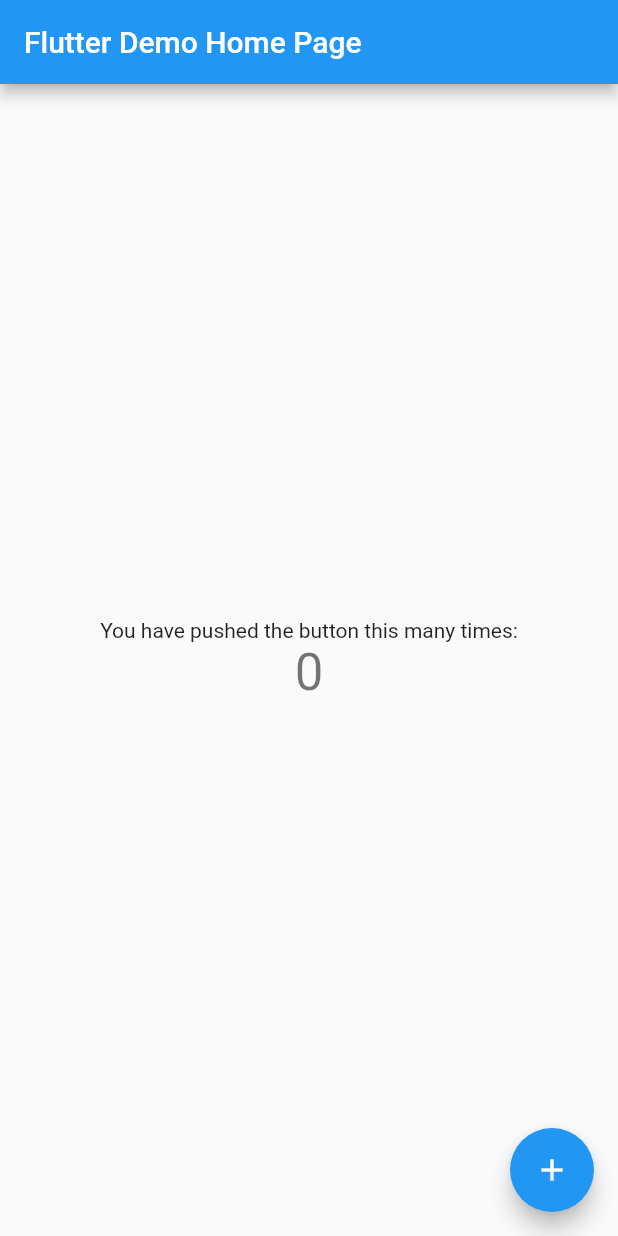
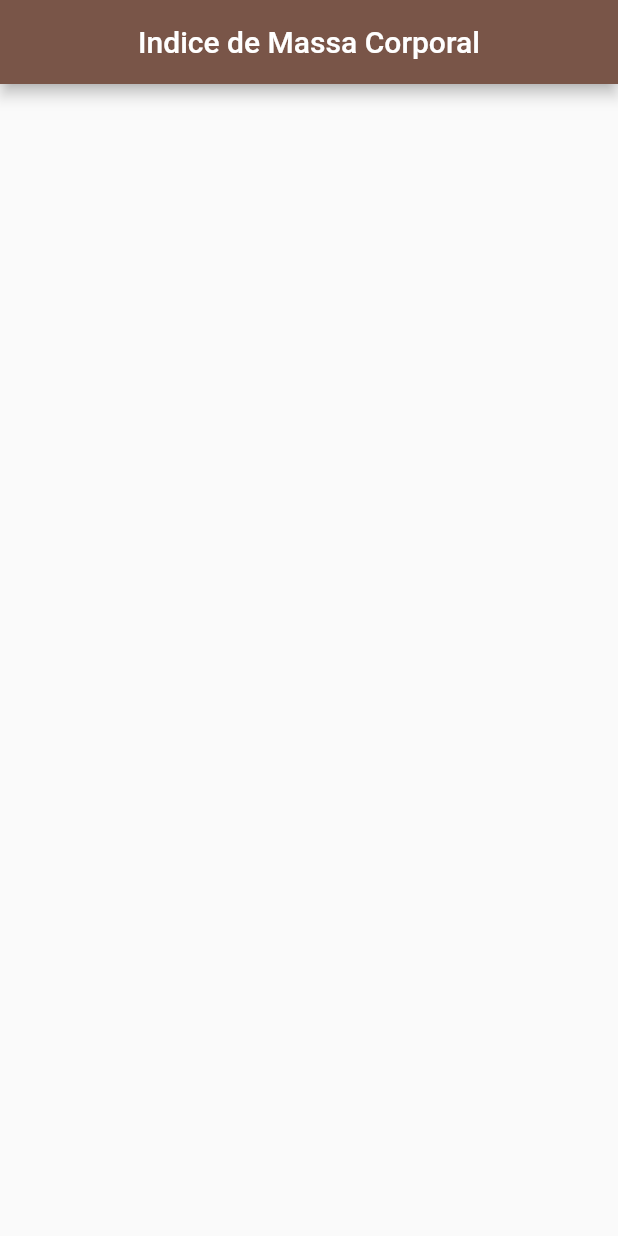
Before and after one commit to TomasMufume/imc, a Flutter app: the screen it shows after launch, on a phone screen of 412 x 824 dp. Run offline on Flutter 3.47's test engine with Material 2 defaults, Android fonts, the phone set to English and light mode, and no system bars.

Commit message:
segundo commit

```diff
--- a/lib/main.dart
+++ b/lib/main.dart
@@ -1,117 +1,25 @@
 import 'package:flutter/material.dart';
+void main(){
+  runApp(MaterialApp(
+    debugShowCheckedModeBanner: false,
+    home: Home(),
 
-void main() {
-  runApp(MyApp());
+  ));
+}
+class Home extends StatefulWidget {
+  @override
+  _HomeState createState() => _HomeState();
 }
 
-class MyApp extends StatelessWidget {
-  // This widget is the root of your application.
+class _HomeState extends State<Home> {
   @override
   Widget build(BuildContext context) {
-    return MaterialApp(
-      title: 'Flutter Demo',
-      theme: ThemeData(
-        // This is the theme of your application.
-        //
-        // Try running your application with "flutter run". You'll see the
-        // application has a blue toolbar. Then, without quitting the app, try
-        // changing the primarySwatch below to Colors.green and then invoke
-        // "hot reload" (press "r" in the console where you ran "flutter run",
-        // or simply save your changes to "hot reload" in a Flutter IDE).
-        // Notice that the counter didn't reset back to zero; the application
-        // is not restarted.
-        primarySwatch: Colors.blue,
-        // This makes the visual density adapt to the platform that you run
-        // the app on. For desktop platforms, the controls will be smaller and
-        // closer together (more dense) than on mobile platforms.
-        visualDensity: VisualDensity.adaptivePlatformDensity,
+    return Scaffold(
+      appBar: AppBar(
+        backgroundColor: Colors.brown,
+        title: Text("Indice de Massa Corporal", style: TextStyle(color: Colors.white),),
+        centerTitle: true,
       ),
-      home: MyHomePage(title: 'Flutter Demo Home Page'),
     );
   }
 }
-
-class MyHomePage extends StatefulWidget {
-  MyHomePage({Key key, this.title}) : super(key: key);
-
-  // This widget is the home page of your application. It is stateful, meaning
-  // that it has a State object (defined below) that contains fields that affect
-  // how it looks.
-
-  // This class is the configuration for the state. It holds the values (in this
-  // case the title) provided by the parent (in this case the App widget) and
-  // used by the build method of the State. Fields in a Widget subclass are
-  // always marked "final".
-
-  final String title;
-
-  @override
-  _MyHomePageState createState() => _MyHomePageState();
-}
-
-class _MyHomePageState extends State<MyHomePage> {
-  int _counter = 0;
-
-  void _incrementCounter() {
-    setState(() {
-      // This call to setState tells the Flutter framework that something has
-      // changed in this State, which causes it to rerun the build method below
-      // so that the display can reflect the updated values. If we changed
-      // _counter without calling setState(), then the build method would not be
-      // called again, and so nothing would appear to happen.
-      _counter++;
-    });
-  }
-
-  @override
-  Widget build(BuildContext context) {
-    // This method is rerun every time setState is called, for instance as done
-    // by the _incrementCounter method above.
-    //
-    // The Flutter framework has been optimized to make rerunning build methods
-    // fast, so that you can just rebuild anything that needs updating rather
-    // than having to individually change instances of widgets.
-    return Scaffold(
-      appBar: AppBar(
-        // Here we take the value from the MyHomePage object that was created by
-        // the App.build method, and use it to set our appbar title.
-        title: Text(widget.title),
-      ),
-      body: Center(
-        // Center is a layout widget. It takes a single child and positions it
-        // in the middle of the parent.
-        child: Column(
-          // Column is also a layout widget. It takes a list of children and
-          // arranges them vertically. By default, it sizes itself to fit its
-          // children horizontally, and tries to be as tall as its parent.
-          //
-          // Invoke "debug painting" (press "p" in the console, choose the
-          // "Toggle Debug Paint" action from the Flutter Inspector in Android
-          // Studio, or the "Toggle Debug Paint" command in Visual Studio Code)
-          // to see the wireframe for each widget.
-          //
-          // Column has various properties to control how it sizes itself and
-          // how it positions its children. Here we use mainAxisAlignment to
-          // center the children vertically; the main axis here is the vertical
-          // axis because Columns are vertical (the cross axis would be
-          // horizontal).
-          mainAxisAlignment: MainAxisAlignment.center,
-          children: <Widget>[
-            Text(
-              'You have pushed the button this many times:',
-            ),
-            Text(
-              '$_counter',
-              style: Theme.of(context).textTheme.headline4,
-            ),
-          ],
-        ),
-      ),
-      floatingActionButton: FloatingActionButton(
-        onPressed: _incrementCounter,
-        tooltip: 'Increment',
-        child: Icon(Icons.add),
-      ), // This trailing comma makes auto-formatting nicer for build methods.
-    );
-  }
-}
```
Also changed, not shown: 1 other file.
